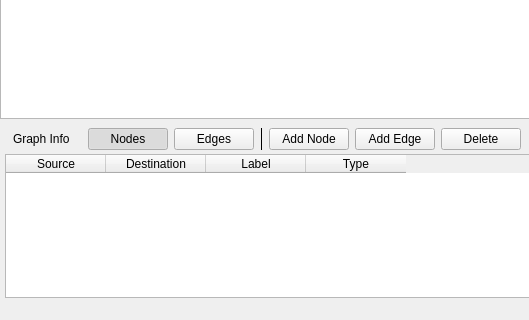
This is src/netsim.ui in TylerLayton123/NetworkSimulator as Qt 5 draws it before an edit; both pictures show x 0 to 529 and y 380 to 700 of the 1200 by 700 pixel window. The edited form follows.
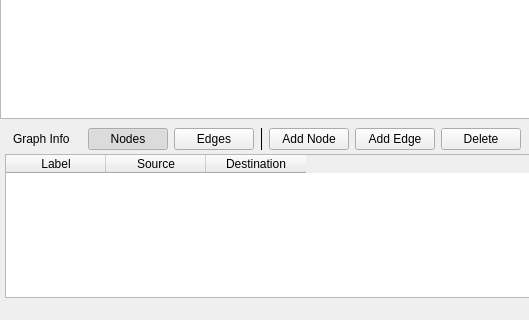
This is the edited form. The open tabs and pages were chosen to show the change.

Commit message: removed edge type, edge and node name now editable from panel

```diff
--- a/src/netsim.ui
+++ b/src/netsim.ui
@@ -230,10 +230,9 @@
                <set>QAbstractItemView::NoEditTriggers</set>
               </property>
               <property name="sortingEnabled"><bool>true</bool></property>
+              <column><property name="text"><string>Label</string></property></column>
               <column><property name="text"><string>Source</string></property></column>
               <column><property name="text"><string>Destination</string></property></column>
-              <column><property name="text"><string>Label</string></property></column>
-              <column><property name="text"><string>Type</string></property></column>
              </widget>
             </item>
            </layout>
```
The commit also changes 1 other file.
